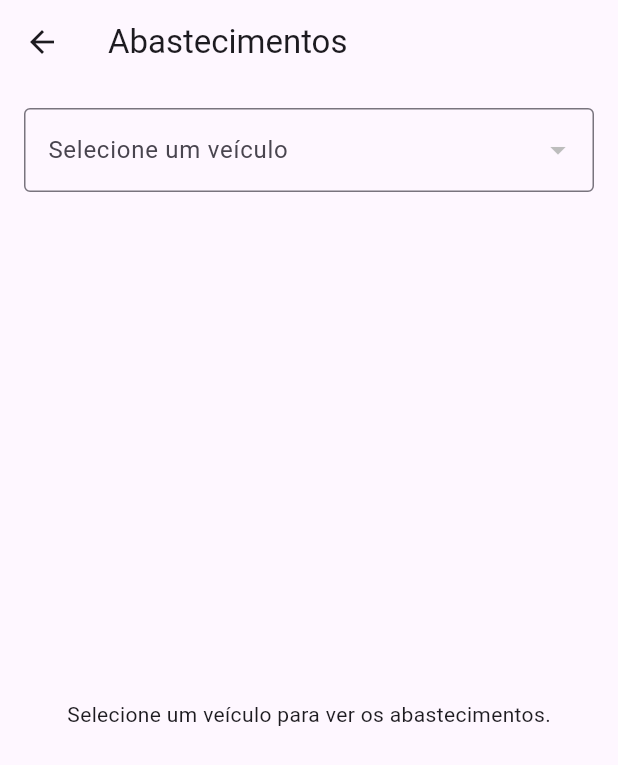
After one commit to SergioRiyo/Controle-de-Abastecimento-e-Veiculos, a Flutter app: the screen it shows once a user with an empty profile is signed in, after a tap on "Abastecimentos", on a phone screen of 412 x 824 dp. The commit adds this screen. Shown: the top 765 px of the screen. Run offline on Flutter 3.47's test engine with Material 3 defaults, Android fonts, the phone set to English and light mode, and no system bars; our stand-ins replace cloud_firestore, firebase_auth, firebase_core; accounts and stored records are empty.

Commit message:
feat(abastecimento): registrar e listar abastecimentos

```diff
--- a/lib/app.dart
+++ b/lib/app.dart
@@ -10,6 +10,8 @@ import 'features/auth/presentation/pages/register_page.dart';
 import 'features/auth/presentation/pages/home_page.dart';
 import 'features/vehicles/application/vehicle_controller.dart';
 import 'features/vehicles/infrastructure/vehicle_service.dart';
+import 'features/refuels/infrastructure/refuel_service.dart';
+import 'features/refuels/application/refuel_controller.dart';
 
 class App extends StatelessWidget {
   const App({super.key});
@@ -24,7 +26,12 @@ class App extends StatelessWidget {
         ),
         Provider<VehicleService>(create: (_) => VehicleService()),
         ChangeNotifierProvider<VehicleController>(
-          create: (context) => VehicleController(context.read<VehicleService>()),
+          create: (context) =>
+              VehicleController(context.read<VehicleService>()),
+        ),
+        Provider<RefuelService>(create: (_) => RefuelService()),
+        ChangeNotifierProvider<RefuelController>(
+          create: (context) => RefuelController(context.read<RefuelService>()),
         ),
       ],
       child: MaterialApp(
@@ -37,6 +44,7 @@ class App extends StatelessWidget {
           '/home': (_) => const HomePage(),
           '/vehicles': (_) => const VehiclesListPage(),
           '/vehicle_form': (_) => const VehicleFormPage(),
+          '/refuels': (_) => const VehiclesListPage(),
         },
       ),
     );
--- a/lib/features/auth/presentation/pages/home_page.dart
+++ b/lib/features/auth/presentation/pages/home_page.dart
@@ -1,3 +1,4 @@
+import 'package:controle_de_abastecimento/features/refuels/presentation/pages/refuels_page.dart';
 import 'package:flutter/material.dart';
 import 'package:provider/provider.dart';
 import 'package:controle_de_abastecimento/features/auth/application/auth_controller.dart';
@@ -13,10 +14,7 @@ class HomePage extends StatelessWidget {
         child: Column(
           mainAxisAlignment: MainAxisAlignment.center,
           children: [
-            const Text(
-              'Bem-vindo!',
-              style: TextStyle(fontSize: 20),
-            ),
+            const Text('Bem-vindo!', style: TextStyle(fontSize: 20)),
 
             const SizedBox(height: 20),
             ElevatedButton(
@@ -32,6 +30,15 @@ class HomePage extends StatelessWidget {
               },
               child: const Text("Sair"),
             ),
+            ElevatedButton(
+              onPressed: () {
+                Navigator.push(
+                  context,
+                  MaterialPageRoute(builder: (_) => const RefuelsPage()),
+                );
+              },
+              child: const Text('Abastecimentos'),
+            ),
           ],
         ),
       ),
--- /dev/null
+++ b/lib/features/refuels/domain/refuel.dart
@@ -0,0 +1,53 @@
+import 'package:cloud_firestore/cloud_firestore.dart';
+
+class Refuel {
+  String id;
+  String donoID;
+  String veiculoId;
+  DateTime data;
+  double quantidadeLitros;
+  double valorPago;
+  double quilometragem;
+  String tipoCombustivel;
+  double consumo; // pode ser calculado ou informado
+  String observacao;
+
+  Refuel({
+    required this.id,
+    required this.donoID,
+    required this.veiculoId,
+    required this.data,
+    required this.quantidadeLitros,
+    required this.valorPago,
+    required this.quilometragem,
+    required this.tipoCombustivel,
+    required this.consumo,
+    required this.observacao,
+  });
+
+  Refuel.fromMap(Map<String, dynamic> map, String idDoc)
+      : id = idDoc,
+        donoID = map['donoID'],
+        veiculoId = map['veiculoId'],
+        data = (map['data'] as Timestamp).toDate(),
+        quantidadeLitros = (map['quantidadeLitros'] as num).toDouble(),
+        valorPago = (map['valorPago'] as num).toDouble(),
+        quilometragem = (map['quilometragem'] as num).toDouble(),
+        tipoCombustivel = map['tipoCombustivel'],
+        consumo = (map['consumo'] as num).toDouble(),
+        observacao = map['observacao'] ?? '';
+
+  Map<String, dynamic> toMap() {
+    return {
+      'donoID': donoID,
+      'veiculoId': veiculoId,
+      'data': data,
+      'quantidadeLitros': quantidadeLitros,
+      'valorPago': valorPago,
+      'quilometragem': quilometragem,
+      'tipoCombustivel': tipoCombustivel,
+      'consumo': consumo,
+      'observacao': observacao,
+    };
+  }
+}
--- /dev/null
+++ b/lib/features/refuels/presentation/pages/refuels_page.dart
@@ -0,0 +1,147 @@
+import 'package:controle_de_abastecimento/features/refuels/application/refuel_controller.dart';
+import 'package:controle_de_abastecimento/features/refuels/presentation/pages/refuel_form_page.dart';
+import 'package:controle_de_abastecimento/features/vehicles/application/vehicle_controller.dart';
+import 'package:controle_de_abastecimento/features/vehicles/domain/vehicle.dart';
+import 'package:firebase_auth/firebase_auth.dart';
+import 'package:flutter/material.dart';
+import 'package:provider/provider.dart';
+
+class RefuelsPage extends StatefulWidget {
+  const RefuelsPage({super.key});
+
+  @override
+  State<RefuelsPage> createState() => _RefuelsPageState();
+}
+
+class _RefuelsPageState extends State<RefuelsPage> {
+  Vehicle? selectedVehicle;
+
+  @override
+  Widget build(BuildContext context) {
+    final vehicleController = context.watch<VehicleController>();
+    final refuelController = context.watch<RefuelController>();
+    final uid = FirebaseAuth.instance.currentUser!.uid;
+
+    final vehicles = vehicleController.vehicles;
+
+    return Scaffold(
+      appBar: AppBar(
+        title: const Text('Abastecimentos'),
+      ),
+      body: Padding(
+        padding: const EdgeInsets.all(16),
+        child: Column(
+          children: [
+            DropdownButtonFormField<Vehicle>(
+              value: selectedVehicle,
+              items: vehicles.map((v) {
+                return DropdownMenuItem<Vehicle>(
+                  value: v,
+                  child: Text('${v.modelo} • ${v.placa}'),
+                );
+              }).toList(),
+              onChanged: (v) {
+                setState(() {
+                  selectedVehicle = v;
+                });
+                if (v != null) {
+                  context.read<RefuelController>().startListening(
+                        ownerId: uid,
+                        veiculoId: v.id,
+                      );
+                }
+              },
+              decoration: const InputDecoration(
+                labelText: 'Selecione um veículo',
+                border: OutlineInputBorder(),
+              ),
+            ),
+
+            const SizedBox(height: 16),
+
+            Expanded(
+              child: _buildRefuelsContent(refuelController),
+            ),
+          ],
+        ),
+      ),
+
+      floatingActionButton: selectedVehicle == null
+          ? null
+          : FloatingActionButton(
+              onPressed: () {
+                Navigator.push(
+                  context,
+                  MaterialPageRoute(
+                    builder: (_) => RefuelFormPage(
+                      vehicle: selectedVehicle!,
+                    ),
+                  ),
+                );
+              },
+              child: const Icon(Icons.add),
+            ),
+    );
+  }
+
+  Widget _buildRefuelsContent(RefuelController c) {
+    if (selectedVehicle == null) {
+      return const Center(
+        child: Text('Selecione um veículo para ver os abastecimentos.'),
+      );
+    }
+
+    if (c.isLoading) {
+      return const Center(child: CircularProgressIndicator());
+    }
+
+    if (c.errorMessage != null) {
+      return Center(
+        child: Text(
+          'Erro ao carregar abastecimentos:\n${c.errorMessage}',
+          textAlign: TextAlign.center,
+          style: const TextStyle(color: Colors.red),
+        ),
+      );
+    }
+
+    if (c.refuels.isEmpty) {
+      return const Center(child: Text('Nenhum abastecimento cadastrado.'));
+    }
+
+    return ListView.builder(
+      itemCount: c.refuels.length,
+      itemBuilder: (context, index) {
+        final r = c.refuels[index];
+
+        return ListTile(
+          title: Text(
+            '${r.quantidadeLitros.toStringAsFixed(1)} L  •  R\$ ${r.valorPago.toStringAsFixed(2)}',
+          ),
+          subtitle: Text(
+            'Km: ${r.quilometragem.toStringAsFixed(0)}  •  ${r.tipoCombustivel}',
+          ),
+
+          onTap: () {
+            Navigator.push(
+              context,
+              MaterialPageRoute(
+                builder: (_) => RefuelFormPage(
+                  vehicle: selectedVehicle!,
+                  refuel: r,
+                ),
+              ),
+            );
+          },
+
+          trailing: IconButton(
+            icon: const Icon(Icons.delete, color: Colors.red),
+            onPressed: () async {
+              await context.read<RefuelController>().deleteRefuel(r.id);
+            },
+          ),
+        );
+      },
+    );
+  }
+}
```
Also changed, not shown: lib/features/refuels/application/refuel_controller.dart (added, +47 -0 lines), lib/features/refuels/infrastructure/refuel_service.dart (added, +36 -0 lines), lib/features/refuels/presentation/pages/refuel_form_page.dart (added, +163 -0 lines), lib/features/vehicles/presentation/pages/vehicles_list_page.dart (+16 -2 lines).
